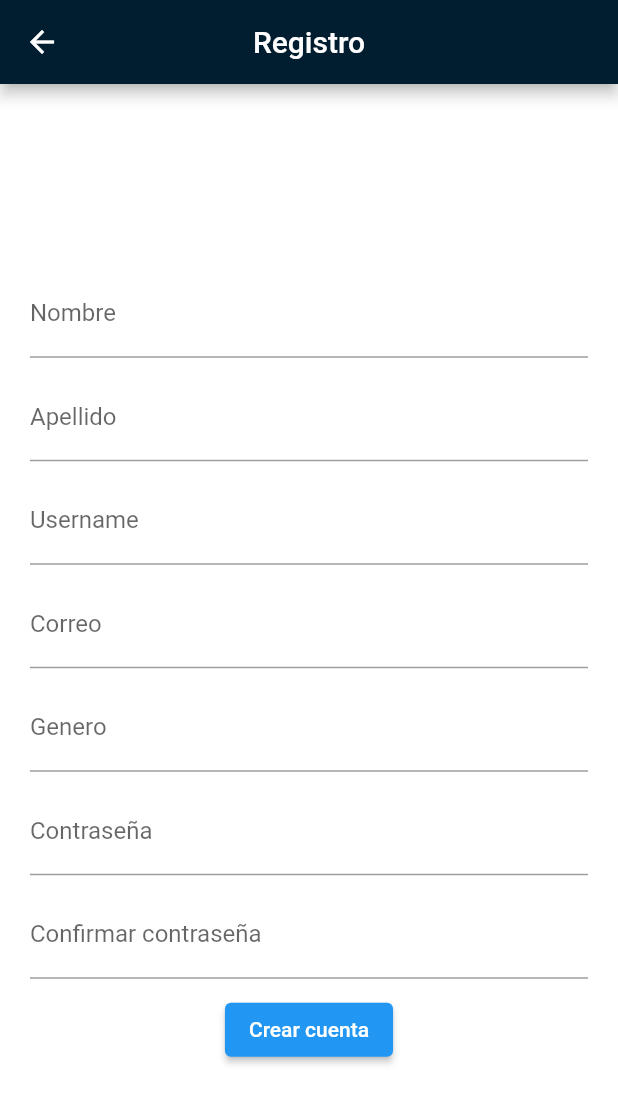
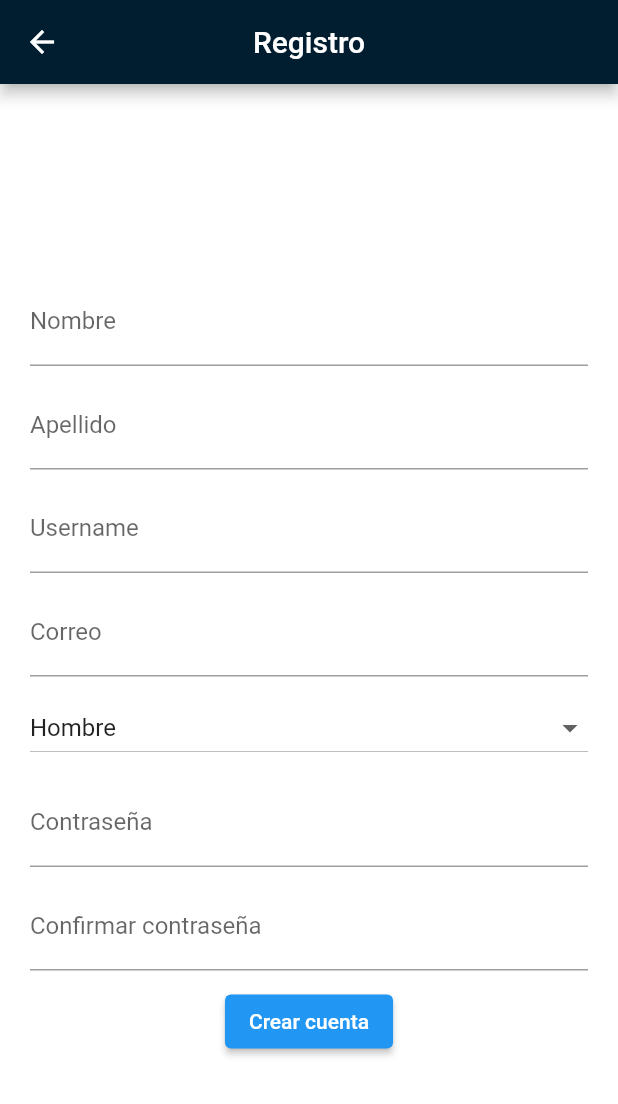
Before and after one commit to Detlos/aplicacionMovil, a Flutter app: the screen it shows after launch, after a tap on "Registrarse", on a phone screen of 412 x 824 dp. Shown: the top 1104 px of the screen. Run offline on Flutter 3.47's test engine with Material 2 defaults, Android fonts, the phone set to English and light mode, and no system bars; our stand-ins replace dio, fluttertoast, get, shared_preferences; network calls fail.

```diff
--- a/lib/main.dart
+++ b/lib/main.dart
@@ -1,8 +1,10 @@
 import 'package:flutter/material.dart';
 import 'package:get/get.dart';
+import 'package:integradora/pages/camarasPage.dart';
 import 'package:integradora/pages/loginPage.dart';
 import 'package:integradora/pages/principalPage.dart';
 import 'package:integradora/pages/registroPage.dart';
+import 'package:shared_preferences/shared_preferences.dart';
 
 void main() {
   runApp(MyApp());
@@ -11,14 +13,89 @@ void main() {
 class MyApp extends StatelessWidget {
   @override
   Widget build(BuildContext context) {
-    return GetMaterialApp(
+    return MaterialApp(
       debugShowCheckedModeBanner: false,
-      initialRoute: '/',
-      getPages: [
-        GetPage(name: '/', page: () => PrincipalPage()),
-        GetPage(name: '/login', page: () => LoginPage()),
-        GetPage(name: '/registro', page: () => RegisterPage()),
-      ],
+      theme: ThemeData(primaryColor: Color(0xff011e30)),
+      home: MainPage(),
     );
   }
 }
+
+class MainPage extends StatefulWidget {
+  @override
+  _MainPageState createState() => _MainPageState();
+}
+
+class _MainPageState extends State<MainPage> {
+  SharedPreferences sharedPreferences;
+  String username;
+  @override
+  void initState() {
+    super.initState();
+    checkLoginStatus();
+  }
+
+  checkLoginStatus() async {
+    sharedPreferences = await SharedPreferences.getInstance();
+    if (sharedPreferences.getString("token") == null) {
+      Navigator.of(context).pushAndRemoveUntil(
+          MaterialPageRoute(builder: (BuildContext context) => LoginPage()),
+          (Route<dynamic> route) => false);
+    }
+    username = sharedPreferences.getString('username');
+  }
+
+  @override
+  Widget build(BuildContext context) {
+    return Scaffold(
+      appBar: AppBar(
+        title: Text(
+          "Integradora",
+          style: TextStyle(color: Colors.white),
+        ),
+        centerTitle: true,
+      ),
+      body: Center(
+        child: Text("Main Page"),
+      ),
+      drawer: Drawer(
+        child: new ListView(
+          children: <Widget>[
+            new UserAccountsDrawerHeader(
+              accountName: new Text("DETLOS USER"),
+              accountEmail:
+                  username != null ? Text('$username') : Text("NOUSERFOUND"),
+            ),
+            new ListTile(
+              title: new Text("Camaras"),
+              trailing: new Icon(Icons.filter_center_focus),
+              onTap: () => Navigator.of(context).push(new MaterialPageRoute(
+                builder: (BuildContext context) => CamerasPage(),
+              )),
+            ),
+            new ListTile(
+              title: new Text("Perfil"),
+              trailing: new Icon(Icons.account_box),
+              // onTap: () => Navigator.of(context).push(new MaterialPageRoute(
+              //   builder: (BuildContext context) => AddDataProduct(),
+              // )),
+            ),
+            new ListTile(
+              title: new Text("Cerrar sesion"),
+              trailing: new Icon(Icons.logout),
+              onTap: () => {
+                sharedPreferences.clear(),
+                // ignore: deprecated_member_use
+                sharedPreferences.commit(),
+                Navigator.of(context).pushAndRemoveUntil(
+                    MaterialPageRoute(
+                        builder: (BuildContext context) => LoginPage()),
+                    (Route<dynamic> route) => false)
+              },
+            ),
+          ],
+        ),
+      ),
+    );
+  }
+}
--- a/lib/pages/loginPage.dart
+++ b/lib/pages/loginPage.dart
@@ -1,6 +1,9 @@
 import 'package:flutter/material.dart';
 import 'package:fluttertoast/fluttertoast.dart';
+import 'package:integradora/pages/registroPage.dart';
 import 'package:integradora/services/authservice.dart';
+import 'package:integradora/main.dart';
+import 'package:shared_preferences/shared_preferences.dart';
 
 class LoginPage extends StatefulWidget {
   @override
@@ -16,7 +19,7 @@ class _LoginPageState extends State<LoginPage> {
       appBar: AppBar(
         backgroundColor: Color(0xff011e30),
         centerTitle: true,
-        title: Text("Inicio de sesion"),
+        title: Text("DETLOS"),
       ),
       body: Container(
         padding: EdgeInsets.all(25),
@@ -57,12 +60,38 @@ class _LoginPageState extends State<LoginPage> {
             SizedBox(
               height: 10,
             ),
+            Container(
+              alignment: Alignment.centerRight,
+              margin: EdgeInsets.symmetric(horizontal: 40, vertical: 10),
+              child: GestureDetector(
+                onTap: () => {
+                  Navigator.push(context,
+                      MaterialPageRoute(builder: (context) => RegisterPage()))
+                },
+                child: Text(
+                  "Registrarse",
+                  style: TextStyle(
+                      fontSize: 12,
+                      fontWeight: FontWeight.bold,
+                      color: Color(0xff2661fa)),
+                ),
+              ),
+            ),
             ElevatedButton(
                 child: Text('Iniciar sesion'),
                 onPressed: () {
-                  AuthService().login(correo, password).then((val) {
+                  AuthService().login(correo, password).then((val) async {
+                    SharedPreferences sharedPreferences =
+                        await SharedPreferences.getInstance();
+
                     if (val.data['success']) {
-                      token = val.data['token'];
+                      sharedPreferences.setString("token", val.data['token']);
+                      sharedPreferences.setString(
+                          "username", val.data['respuesta']);
+                      Navigator.of(context).pushAndRemoveUntil(
+                          MaterialPageRoute(
+                              builder: (BuildContext context) => MainPage()),
+                          (Route<dynamic> route) => false);
                       Fluttertoast.showToast(
                           msg: val.data['msg'],
                           toastLength: Toast.LENGTH_SHORT,
--- a/lib/pages/principalPage.dart
+++ b/lib/pages/principalPage.dart
@@ -1,50 +1,50 @@
-import 'package:flutter/material.dart';
-import 'package:get/get.dart';
-import 'package:integradora/pages/loginPage.dart';
-import 'package:integradora/pages/registroPage.dart';
+// import 'package:flutter/material.dart';
+// import 'package:get/get.dart';
+// import 'package:integradora/pages/loginPage.dart';
+// import 'package:integradora/pages/registroPage.dart';
 
-class PrincipalPage extends StatelessWidget {
-  TextStyle estilo = TextStyle(color: Colors.white);
-  @override
-  Widget build(BuildContext context) {
-    return Scaffold(
-      backgroundColor: Color(0xff011e30),
-      body: Column(
-        mainAxisAlignment: MainAxisAlignment.end,
-        children: [
-          Text(
-            'DETLOSAPP',
-            style: TextStyle(
-                fontSize: 20, color: Colors.green, fontWeight: FontWeight.bold),
-          ),
-          SizedBox(height: 100),
-          Row(
-            children: [
-              Expanded(
-                  child: ElevatedButton(
-                      style: ElevatedButton.styleFrom(
-                        primary: Colors.blue, // background
-                      ),
-                      child: Text(
-                        'Registrarse',
-                        style: estilo,
-                      ),
-                      onPressed: () {
-                        Get.to(RegisterPage(), transition: Transition.size);
-                      })),
-              SizedBox(width: 5),
-              Expanded(
-                  child: ElevatedButton(
-                      style: ElevatedButton.styleFrom(primary: Colors.grey),
-                      child: Text('Inicia sesion'),
-                      onPressed: () {
-                        Get.to(LoginPage(), transition: Transition.size);
-                      })),
-              SizedBox(height: 250)
-            ],
-          )
-        ],
-      ),
-    );
-  }
-}
+// class PrincipalPage extends StatelessWidget {
+//   TextStyle estilo = TextStyle(color: Colors.white);
+//   @override
+//   Widget build(BuildContext context) {
+//     return Scaffold(
+//       backgroundColor: Color(0xff011e30),
+//       body: Column(
+//         mainAxisAlignment: MainAxisAlignment.end,
+//         children: [
+//           Text(
+//             'DETLOSAPP',
+//             style: TextStyle(
+//                 fontSize: 20, color: Colors.green, fontWeight: FontWeight.bold),
+//           ),
+//           SizedBox(height: 100),
+//           Row(
+//             children: [
+//               Expanded(
+//                   child: ElevatedButton(
+//                       style: ElevatedButton.styleFrom(
+//                         primary: Colors.blue, // background
+//                       ),
+//                       child: Text(
+//                         'Registrarse',
+//                         style: estilo,
+//                       ),
+//                       onPressed: () {
+//                         Get.to(RegisterPage(), transition: Transition.size);
+//                       })),
+//               SizedBox(width: 5),
+//               Expanded(
+//                   child: ElevatedButton(
+//                       style: ElevatedButton.styleFrom(primary: Colors.grey),
+//                       child: Text('Inicia sesion'),
+//                       onPressed: () {
+//                         Get.to(LoginPage(), transition: Transition.size);
+//                       })),
+//               SizedBox(height: 250)
+//             ],
+//           )
+//         ],
+//       ),
+//     );
+//   }
+// }
--- a/lib/pages/registroPage.dart
+++ b/lib/pages/registroPage.dart
@@ -1,6 +1,8 @@
 import 'package:flutter/material.dart';
 import 'package:fluttertoast/fluttertoast.dart';
+import 'package:get/get.dart';
 import 'package:integradora/services/authservice.dart';
+import 'package:flutter/services.dart';
 
 class RegisterPage extends StatefulWidget {
   @override
@@ -9,6 +11,8 @@ class RegisterPage extends StatefulWidget {
 
 class _RegisterPageState extends State<RegisterPage> {
   var email, password, name, lastName, gender, verification, userName;
+  List _genero = ["Hombre", "Mujer"];
+  String currentValue = "Hombre";
   TextStyle estilo = TextStyle(color: Colors.white);
   @override
   Widget build(BuildContext context) {
@@ -35,7 +39,7 @@ class _RegisterPageState extends State<RegisterPage> {
                     child: TextField(
                   decoration: InputDecoration(labelText: 'Nombre'),
                   onChanged: (val) {
-                    email = val;
+                    name = val;
                   },
                 ))
               ],
@@ -62,6 +66,10 @@ class _RegisterPageState extends State<RegisterPage> {
                 Expanded(
                     child: TextField(
                   decoration: InputDecoration(labelText: 'Username'),
+                  inputFormatters: [
+                    FilteringTextInputFormatter.allow(RegExp("[a-z A-Z 0-9]")),
+                    LengthLimitingTextInputFormatter(15)
+                  ],
                   onChanged: (val) {
                     userName = val;
                   },
@@ -88,11 +96,26 @@ class _RegisterPageState extends State<RegisterPage> {
             Row(
               children: [
                 Expanded(
-                    child: TextField(
-                  decoration: InputDecoration(labelText: 'Genero'),
-                  onChanged: (val) {
-                    gender = val;
+                    child: DropdownButton(
+                  value: currentValue,
+                  hint: Text("Genero"),
+                  isExpanded: true,
+                  onChanged: (value) {
+                    setState(() {
+                      currentValue = value;
+                      if (currentValue == "Hombre") {
+                        gender = "1";
+                      } else {
+                        gender = "0";
+                      }
+                    });
                   },
+                  items: _genero.map((value) {
+                    return DropdownMenuItem(
+                      value: value,
+                      child: Text(value),
+                    );
+                  }).toList(),
                 ))
               ],
             ),
@@ -144,6 +167,7 @@ class _RegisterPageState extends State<RegisterPage> {
                     };
                     AuthService().registerUser(data).then((val) {
                       if (val.data['success']) {
+                        print("prueba1");
                         Fluttertoast.showToast(
                             msg: val.data['msg'],
                             toastLength: Toast.LENGTH_SHORT,
@@ -158,7 +182,7 @@ class _RegisterPageState extends State<RegisterPage> {
                         msg: 'Las contrseñas no coinciden',
                         toastLength: Toast.LENGTH_SHORT,
                         gravity: ToastGravity.BOTTOM,
-                        backgroundColor: Colors.green,
+                        backgroundColor: Colors.red,
                         textColor: Colors.white,
                         fontSize: 16.0);
                   }
```
Also changed, not shown: lib/controllers/databaseHelpers.dart (added, +107 -0 lines), lib/pages/camarasPage.dart (added, +93 -0 lines), lib/pages/detailCamera.dart (added, +112 -0 lines), lib/pages/editCamera.dart (added, +78 -0 lines), pubspec.yaml (+6 -52 lines), pubspec.lock.
